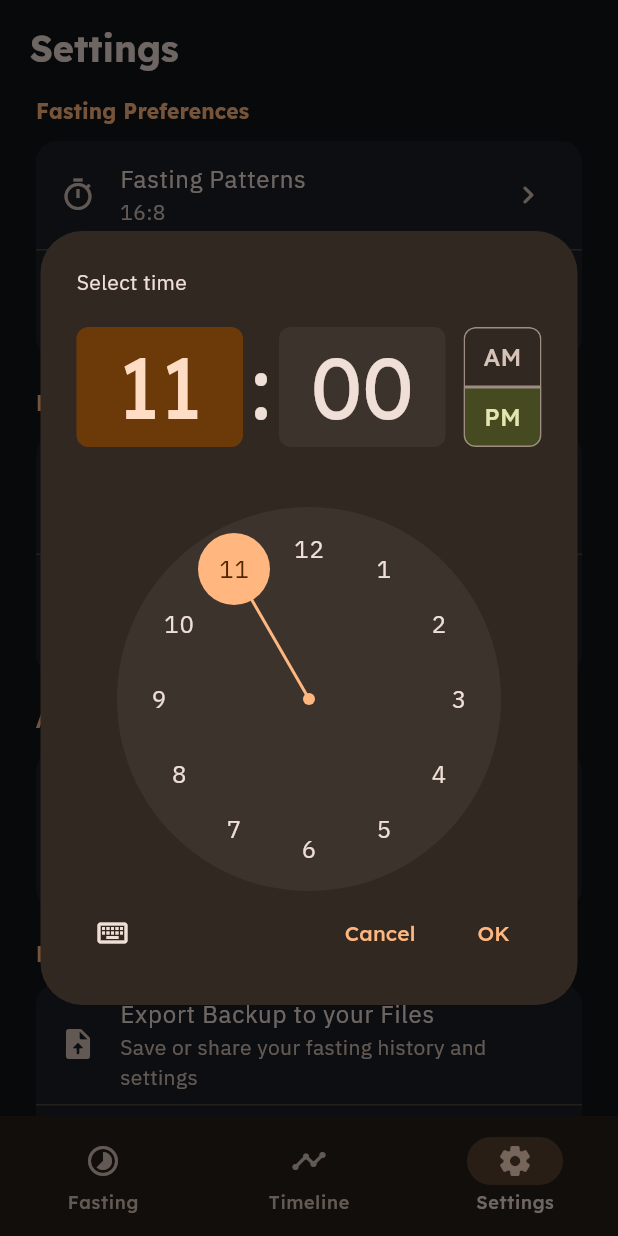
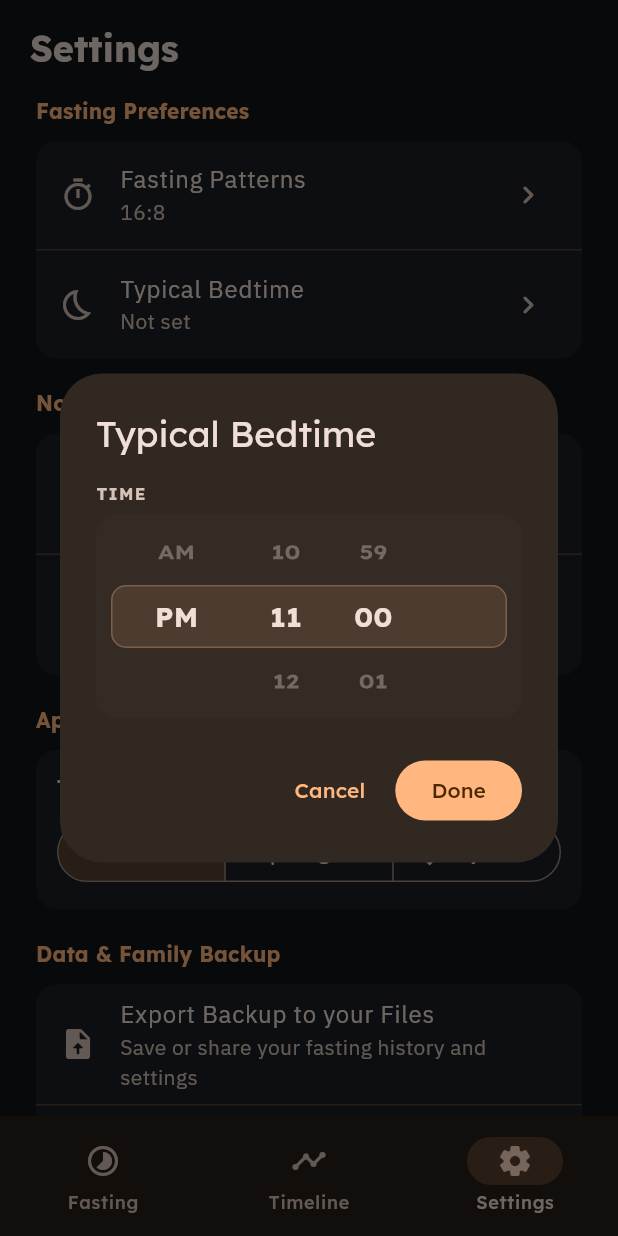
Before and after one commit to john20xdoe/fast-o-clock, a Flutter app: the AdaptiveShell screen opened directly, item 3 of the bottom bar chosen, after a tap on "Typical Bedtime", on a phone screen of 412 x 824 dp. Run offline on Flutter 3.47's test engine with Material 3 defaults, Android fonts, the phone set to English and light mode, and no system bars; drawn by our look-alikes of dynamic_color; our stand-ins replace file_picker, flutter_local_notifications, share_plus, shared_preferences, sqflite, timezone; accounts and stored records are empty.

Commit message:
fix: datetimetumbler picker margins and alignment

```diff
--- a/lib/screens/settings_screen.dart
+++ b/lib/screens/settings_screen.dart
@@ -11,6 +11,7 @@ import '../models/fast_protocol.dart';
 import '../services/backup_service.dart';
 import '../state/fasting_controller.dart';
 import '../widgets/protocol_picker.dart';
+import '../widgets/tumbler_date_time_picker.dart';
 
 class SettingsScreen extends StatelessWidget {
   const SettingsScreen({super.key});
@@ -87,15 +88,21 @@ class SettingsScreen extends StatelessWidget {
                             )
                           : const Icon(Icons.chevron_right_rounded),
                       onTap: () async {
-                        final initial = settings.bedtimeMinutesOfDay != null
-                            ? TimeOfDay(
-                                hour: settings.bedtimeMinutesOfDay! ~/ 60,
-                                minute: settings.bedtimeMinutesOfDay! % 60,
-                              )
-                            : const TimeOfDay(hour: 23, minute: 0);
-                        final picked = await showTimePicker(
-                          context: context,
-                          initialTime: initial,
+                        final now = DateTime.now();
+                        final initialMin =
+                            settings.bedtimeMinutesOfDay ?? (23 * 60);
+                        final initialDt = DateTime(
+                          now.year,
+                          now.month,
+                          now.day,
+                          initialMin ~/ 60,
+                          initialMin % 60,
+                        );
+                        final picked = await TumblerDateTimePicker.showModal(
+                          context,
+                          title: 'Typical Bedtime',
+                          initialDateTimeLocal: initialDt,
+                          showDate: false,
                         );
                         if (picked != null) {
                           await controller.updateBedtime(
--- a/lib/widgets/tumbler_date_time_picker.dart
+++ b/lib/widgets/tumbler_date_time_picker.dart
@@ -5,6 +5,7 @@ class TumblerDateTimePicker extends StatefulWidget {
   final ValueChanged<DateTime> onChanged;
   final int minYear;
   final int? maxYear;
+  final bool showDate;
 
   const TumblerDateTimePicker({
     super.key,
@@ -12,12 +13,14 @@ class TumblerDateTimePicker extends StatefulWidget {
     required this.onChanged,
     this.minYear = 2020,
     this.maxYear,
+    this.showDate = true,
   });
 
   static Future<DateTime?> showModal(
     BuildContext context, {
     required String title,
     required DateTime initialDateTimeLocal,
+    bool showDate = true,
   }) {
     DateTime selected = initialDateTimeLocal;
     return showDialog<DateTime>(
@@ -29,6 +32,7 @@ class TumblerDateTimePicker extends StatefulWidget {
           child: TumblerDateTimePicker(
             initialDateTimeLocal: initialDateTimeLocal,
             onChanged: (dt) => selected = dt,
+            showDate: showDate,
           ),
         ),
         actions: [
@@ -138,6 +142,7 @@ class _TumblerDateTimePickerState extends State<TumblerDateTimePicker> {
       mainAxisSize: MainAxisSize.min,
       crossAxisAlignment: CrossAxisAlignment.start,
       children: [
+        if (widget.showDate) ...[
           Text(
             'DATE',
             style: theme.textTheme.labelSmall?.copyWith(
@@ -211,7 +216,8 @@ class _TumblerDateTimePickerState extends State<TumblerDateTimePicker> {
                         labelBuilder: (i) => (i + 1).toString().padLeft(2, '0'),
                         onChanged: (i) {
                           setState(() {
-                          _day = (i % daysInMonth + daysInMonth) % daysInMonth +
+                            _day =
+                                (i % daysInMonth + daysInMonth) % daysInMonth +
                                     1;
                           });
                           _emitChanged();
@@ -237,12 +243,14 @@ class _TumblerDateTimePickerState extends State<TumblerDateTimePicker> {
                         ),
                       ),
                     ),
+                    const SizedBox(width: 6),
                   ],
                 ),
               ],
             ),
           ),
           const SizedBox(height: 14),
+        ],
         Text(
           'TIME',
           style: theme.textTheme.labelSmall?.copyWith(
@@ -276,7 +284,7 @@ class _TumblerDateTimePickerState extends State<TumblerDateTimePicker> {
               Row(
                 children: [
                   Expanded(
-                    flex: 2,
+                    flex: 3,
                     child: _buildWheel(
                       controller: _amPmCtrl,
                       itemCount: 2,
@@ -331,6 +339,7 @@ class _TumblerDateTimePickerState extends State<TumblerDateTimePicker> {
                       },
                     ),
                   ),
+                  const SizedBox(width: 60),
                 ],
               ),
             ],
```
Lines whose indentation alone changed are shown as unchanged.
